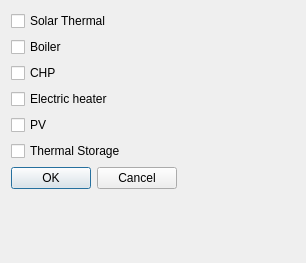
First picture: the form in GUI.ui, repository Goutham-Murthy/Post-Processing-Tool, before the edit.
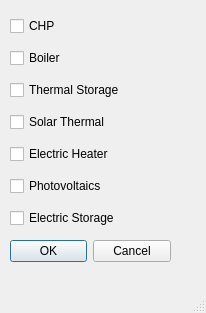
Second picture: the form after the edit.

```diff
--- a/GUI.ui
+++ b/GUI.ui
@@ -1,91 +1,99 @@
 <?xml version="1.0" encoding="UTF-8"?>
 <ui version="4.0">
- <class>Technologies</class>
- <widget class="QDialog" name="Technologies">
+ <class>MainWindow</class>
+ <widget class="QMainWindow" name="MainWindow">
   <property name="geometry">
    <rect>
     <x>0</x>
     <y>0</y>
-    <width>306</width>
-    <height>263</height>
+    <width>206</width>
+    <height>313</height>
    </rect>
   </property>
   <property name="windowTitle">
    <string>Choose Technologies</string>
   </property>
-  <layout class="QFormLayout" name="formLayout">
-   <item row="1" column="0">
-    <widget class="QDialogButtonBox" name="buttonBox">
-     <property name="orientation">
-      <enum>Qt::Horizontal</enum>
-     </property>
-     <property name="standardButtons">
-      <set>QDialogButtonBox::Cancel|QDialogButtonBox::Ok</set>
-     </property>
-    </widget>
-   </item>
-   <item row="0" column="0">
+  <widget class="QWidget" name="centralwidget">
+   <widget class="QWidget" name="verticalLayoutWidget">
+    <property name="geometry">
+     <rect>
+      <x>10</x>
+      <y>10</y>
+      <width>161</width>
+      <height>261</height>
+     </rect>
+    </property>
     <layout class="QVBoxLayout" name="verticalLayout">
-     <item>
-      <widget class="QCheckBox" name="SolTh">
-       <property name="layoutDirection">
-        <enum>Qt::LeftToRight</enum>
-       </property>
-       <property name="text">
-        <string>Solar Thermal</string>
-       </property>
-      </widget>
-     </item>
-     <item>
-      <widget class="QCheckBox" name="B">
-       <property name="layoutDirection">
-        <enum>Qt::LeftToRight</enum>
-       </property>
-       <property name="text">
-        <string>Boiler</string>
-       </property>
-      </widget>
-     </item>
      <item>
       <widget class="QCheckBox" name="CHP">
-       <property name="layoutDirection">
-        <enum>Qt::LeftToRight</enum>
-       </property>
        <property name="text">
         <string>CHP</string>
        </property>
       </widget>
      </item>
      <item>
-      <widget class="QCheckBox" name="ElHe">
-       <property name="layoutDirection">
-        <enum>Qt::LeftToRight</enum>
-       </property>
+      <widget class="QCheckBox" name="boiler">
        <property name="text">
-        <string>Electric heater</string>
+        <string>Boiler</string>
        </property>
       </widget>
      </item>
      <item>
-      <widget class="QCheckBox" name="PV">
-       <property name="layoutDirection">
-        <enum>Qt::LeftToRight</enum>
-       </property>
-       <property name="text">
-        <string>PV</string>
-       </property>
-      </widget>
-     </item>
-     <item>
-      <widget class="QCheckBox" name="ThSt">
+      <widget class="QCheckBox" name="thermalstorage">
        <property name="text">
         <string>Thermal Storage</string>
        </property>
       </widget>
      </item>
+     <item>
+      <widget class="QCheckBox" name="solarthermal">
+       <property name="text">
+        <string>Solar Thermal</string>
+       </property>
+      </widget>
+     </item>
+     <item>
+      <widget class="QCheckBox" name="electricheater">
+       <property name="text">
+        <string>Electric Heater</string>
+       </property>
+      </widget>
+     </item>
+     <item>
+      <widget class="QCheckBox" name="photovoltaics">
+       <property name="text">
+        <string>Photovoltaics</string>
+       </property>
+      </widget>
+     </item>
+     <item>
+      <widget class="QCheckBox" name="electricstorage">
+       <property name="text">
+        <string>Electric Storage</string>
+       </property>
+      </widget>
+     </item>
+     <item>
+      <widget class="QDialogButtonBox" name="buttonBox">
+       <property name="standardButtons">
+        <set>QDialogButtonBox::Cancel|QDialogButtonBox::Ok</set>
+       </property>
+      </widget>
+     </item>
     </layout>
-   </item>
-  </layout>
+   </widget>
+  </widget>
+  <widget class="QMenuBar" name="menubar">
+   <property name="geometry">
+    <rect>
+     <x>0</x>
+     <y>0</y>
+     <width>206</width>
+     <height>21</height>
+    </rect>
+   </property>
+  </widget>
+  <widget class="QStatusBar" name="statusbar"/>
  </widget>
  <resources/>
  <connections>
```
Left out of the diff: 170 changed lines with no effect on the pictures.
